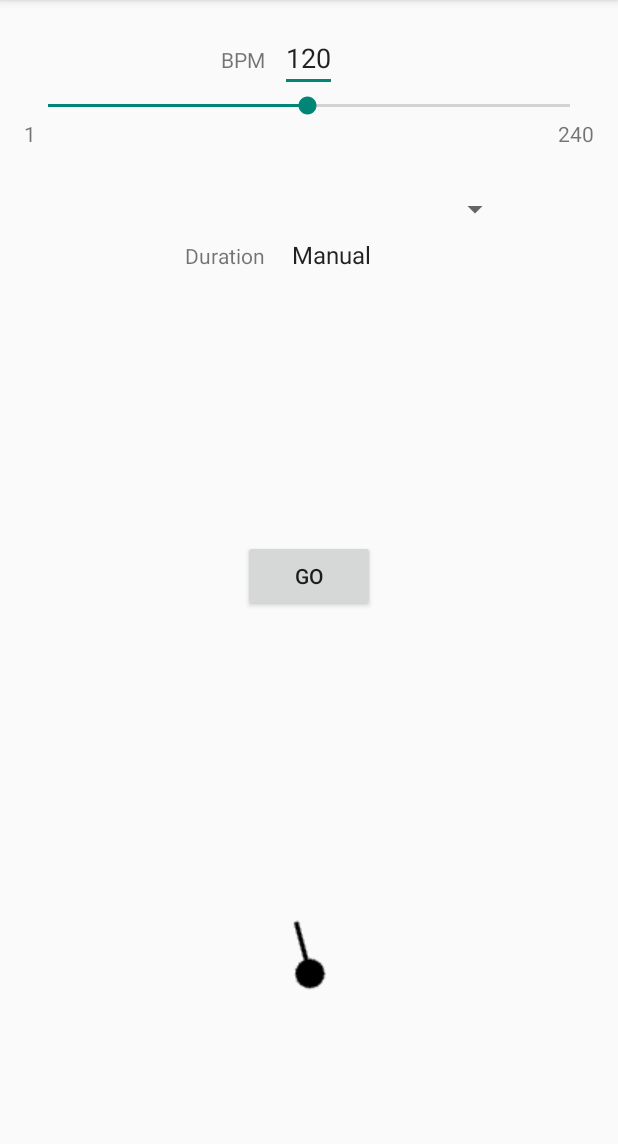
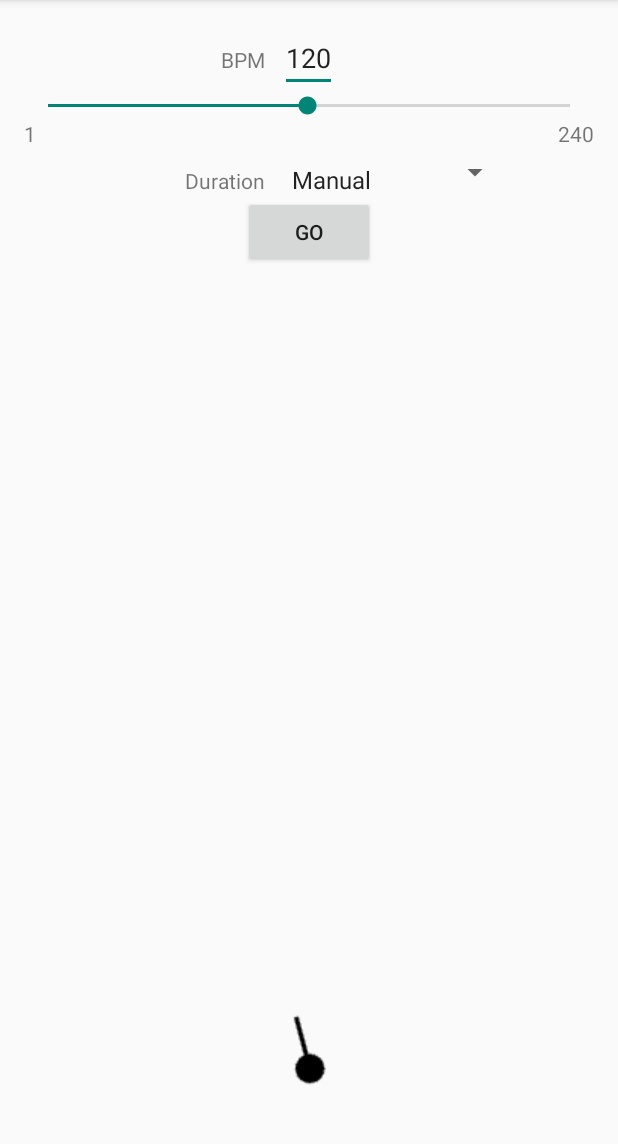
Before and after one commit to anerlich/SimpleMetronome, an Android app: the screen it shows after launch (MainActivity), on a phone screen of 412 x 824 dp, the part 84-1228 px from its top. Run offline under Robolectric (Android 15) with nearby library versions, the phone set to English and light mode, and no system bars.

Commit message:
Adjust layout for better presentation in landscape

```diff
--- a/app/src/main/res/layout/activity_main.xml
+++ b/app/src/main/res/layout/activity_main.xml
@@ -4,13 +4,6 @@
     android:paddingRight="@dimen/activity_horizontal_margin"
     android:paddingTop="@dimen/activity_vertical_margin"
     android:paddingBottom="@dimen/activity_vertical_margin" tools:context=".MainActivity">
-
-    <Button
-        android:layout_width="wrap_content"
-        android:layout_height="wrap_content"
-        android:layout_centerInParent="true"
-        android:id="@+id/btnGoStop"
-        android:text="@string/action_go" />
 
     <EditText
         android:layout_width="wrap_content"
@@ -65,7 +58,7 @@
         android:layout_width="wrap_content"
         android:layout_height="wrap_content"
         android:layout_below="@id/txtMin"
-        android:paddingTop="60sp"
+        android:paddingTop="10sp"
         android:id="@+id/spnDuration"
         android:layout_alignLeft="@id/txtBpm"
         />
@@ -79,11 +72,19 @@
         android:layout_alignBaseline="@id/spnDuration"
         android:paddingEnd="10sp"
         android:paddingRight="10sp"
-        android:paddingTop="60sp"
+        android:paddingTop="10sp"
         android:id="@+id/lblDuration"
         android:text="@string/label_duration"
         android:layout_toStartOf="@id/txtBpm" />
 
+    <Button
+        android:layout_width="wrap_content"
+        android:layout_height="wrap_content"
+        android:layout_centerHorizontal="true"
+        android:layout_below="@id/spnDuration"
+        android:paddingTop="10sp"
+        android:id="@+id/btnGoStop"
+        android:text="@string/action_go" />
 
     <ImageView
         android:layout_width="wrap_content"
@@ -91,6 +92,6 @@
         android:id="@+id/imgMetro"
         android:layout_alignParentBottom="true"
         android:layout_centerHorizontal="true"
-        android:layout_marginBottom="73dp"
+        android:layout_marginBottom="10sp"
         android:focusableInTouchMode="true" />
 </RelativeLayout>
```
